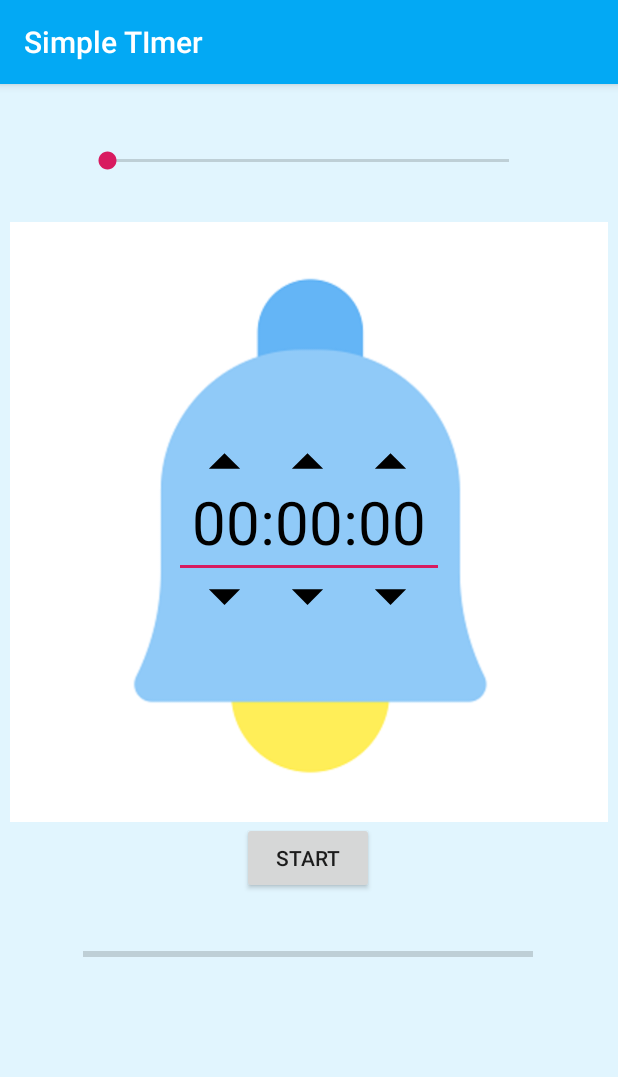
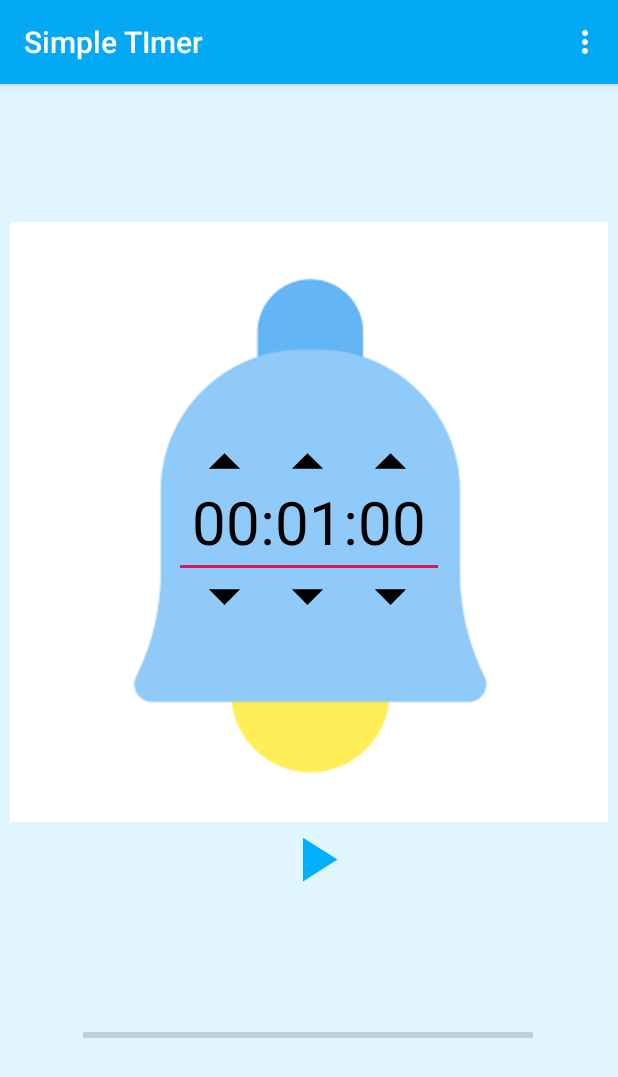
Before and after one commit to ManIsntFromSystem/Simple-Timer, an Android app: the screen it shows after launch (MainActivity), on a phone screen of 412 x 824 dp. Shown: the top 1077 px of the screen. Run offline under Robolectric (Android 15) with nearby library versions, the phone set to English and light mode, and no system bars; our stand-ins replace ButterKnife.

Commit message:
Add check null and Add new Item SharedPref

```diff
--- a/app/build.gradle
+++ b/app/build.gradle
@@ -32,4 +32,6 @@ dependencies {
 
     implementation 'com.jakewharton:butterknife:10.2.1'
     annotationProcessor 'com.jakewharton:butterknife-compiler:10.2.1'
+
+    implementation 'com.android.support:preference-v7:28.0.0'
 }
--- a/app/src/main/java/com/example/simpletimer/MainActivity.java
+++ b/app/src/main/java/com/example/simpletimer/MainActivity.java
@@ -2,11 +2,18 @@ package com.example.simpletimer;
 
 import androidx.appcompat.app.AppCompatActivity;
 
+import android.content.Intent;
+import android.content.SharedPreferences;
 import android.graphics.drawable.Drawable;
+import android.media.MediaPlayer;
 import android.os.Bundle;
 import android.os.CountDownTimer;
 import android.os.Handler;
+import android.preference.PreferenceManager;
 import android.util.Log;
+import android.view.Menu;
+import android.view.MenuInflater;
+import android.view.MenuItem;
 import android.view.View;
 import android.widget.Button;
 import android.widget.EditText;
@@ -14,14 +21,16 @@ import android.widget.ImageView;
 import android.widget.ProgressBar;
 import android.widget.Toast;
 
+import java.text.SimpleDateFormat;
 import java.util.Arrays;
+import java.util.Date;
 
 import butterknife.BindView;
 import butterknife.ButterKnife;
 
-public class MainActivity extends AppCompatActivity {
-    @BindView(R.id.buttonStart)
-    Button buttonStart;
+public class MainActivity extends AppCompatActivity implements SharedPreferences.OnSharedPreferenceChangeListener {
+    @BindView(R.id.playImageView)
+    ImageView playImageView;
 
     @BindView(R.id.pauseImageView)
     ImageView pauseImageView;
@@ -34,29 +43,38 @@ public class MainActivity extends AppCompatActivity {
     @BindView(R.id.progressBar)
     ProgressBar progressBar;
 
-    boolean instancePauseImage = false;
-    MyCountDownTimer myCountDownTimer;
-    Drawable drawable;
+    private boolean instancePauseImage = false;
+    private MyCountDownTimer myCountDownTimer;
+    private Drawable drawable;
+    private String defaultInterval;
+    SharedPreferences sharedPreferences;
 
     @Override
     protected void onCreate(Bundle savedInstanceState) {
         super.onCreate(savedInstanceState);
         setContentView(R.layout.activity_main);
         ButterKnife.bind(this);
+        sharedPreferences = PreferenceManager.getDefaultSharedPreferences(this);
+        setIntervalSharedPreferences(sharedPreferences);
+        sharedPreferences.registerOnSharedPreferenceChangeListener(this);
     }
 
     public void btnPlay(View view) {
-            int totalTime = countSetTimer();
-            progressBar.setMax(totalTime + 1);
-            myCountDownTimer = new MyCountDownTimer(totalTime * 1000, 1000);
-            myCountDownTimer.start();
-            buttonStart.setVisibility(view.GONE);
-            pauseImageView.setVisibility(view.VISIBLE);
-            stopImageView.setVisibility(view.VISIBLE);
+            long totalTime = countSetTimer();
+            if(totalTime > 0) {
+                progressBar.setMax((int)totalTime);
+                myCountDownTimer = new MyCountDownTimer(totalTime * 1000, 1000);
+                myCountDownTimer.start();
+                playImageView.setVisibility(view.GONE);
+                pauseImageView.setVisibility(view.VISIBLE);
+                stopImageView.setVisibility(view.VISIBLE);
+            } else {
+                Toast.makeText(MainActivity.this, "Set time", Toast.LENGTH_SHORT).show();
+            }
     }
 
     public void stopTimerImgView(View view) {
-        myCountDownTimer.onFinish();
+        myCountDownTimer.cancel();
     }
 
     public void pauseTimerImgView(View view) {
@@ -73,7 +91,7 @@ public class MainActivity extends AppCompatActivity {
         }
     }
 
-    private int countSetTimer(){
+    private long countSetTimer(){
         String firstValueTime = editSetTime.getText().toString();
         Log.d("TimerCurrent",  firstValueTime +" ms");
 
@@ -83,8 +101,21 @@ public class MainActivity extends AppCompatActivity {
             arrOfInt[i] = Integer.parseInt(arrOfStr[i]);
         }
         Log.d("TimerCurrent", Arrays.toString(arrOfInt) +" ms");
-        int totalTime = ((arrOfInt[0] * 60) * 60) + (arrOfInt[1] * 60) + arrOfInt[2];
+        long totalTime = ((arrOfInt[0] * 60) * 60) + (arrOfInt[1] * 60) + arrOfInt[2];
         return totalTime;
+    }
+
+    private void  setIntervalSharedPreferences(SharedPreferences sharedPreferences){
+        defaultInterval = sharedPreferences.getString("default_interval",
+                "00:01:00");
+        editSetTime.setText(defaultInterval);
+    }
+
+    @Override
+    public void onSharedPreferenceChanged(SharedPreferences sharedPreferences, String key) {
+        if(key.equals("default_interval")){
+            setIntervalSharedPreferences(sharedPreferences);
+        }
     }
 
     public class MyCountDownTimer extends CountDownTimer{
@@ -97,21 +128,100 @@ public class MainActivity extends AppCompatActivity {
             int progress = (int) (millisUntilFinished/1000);
             Log.d("TimerCurrent", progress +" sec");
             progressBar.setProgress(progressBar.getMax() - progress);
+
+            int hours1 = progress / 3600;
+            int minutes1 = (progress / 3600) / 60;
+            int seconds1 = progress % 60;
+
+            String timeString = String.format("%02d:%02d:%02d", hours1, minutes1, seconds1);
+            editSetTime.setText(timeString);
         }
 
         @Override
         public void onFinish() {
+            chooseMelody();
+            resetTimer();
+        }
+
+        private void resetTimer(){
             cancel();
+            editSetTime.setText("00:00:00");
             progressBar.setProgress(0);
             pauseImageView.setVisibility(View.GONE);
             stopImageView.setVisibility(View.GONE);
-            buttonStart.setVisibility(View.VISIBLE);
+            playImageView.setVisibility(View.VISIBLE);
             Toast.makeText(MainActivity.this, "Timer done!", Toast.LENGTH_SHORT).show();
+        }
 
+        private void chooseMelody(){
+            if(sharedPreferences.getBoolean("enable_sound", true)) {
+                String melodyName = sharedPreferences.getString("timer_melody", "bell");
+                if (melodyName.equals("bell")){
+                    MediaPlayer mediaPlayer = MediaPlayer.create(getApplicationContext(), R.raw.bell_sound);
+                    mediaPlayer.start();
+                } else if (melodyName.equals("alarm_siren")) {
+                    MediaPlayer mediaPlayer = MediaPlayer.create(getApplicationContext(), R.raw.alarm_siren_sound);
+                    mediaPlayer.start();
+                } else if (melodyName.equals("bip")) {
+                    MediaPlayer mediaPlayer = MediaPlayer.create(getApplicationContext(), R.raw.bip_sound);
+                    mediaPlayer.start();
+                }
+            }
         }
     }
 
+    @Override
+    public boolean onCreateOptionsMenu(Menu menu) {
+        MenuInflater menuInflater = getMenuInflater();
+        menuInflater.inflate(R.menu.timer_menu, menu);
+        return true;
+    }
+
+    @Override
+    public boolean onOptionsItemSelected(MenuItem item) {
+        int id = item.getItemId();
+        if (id == R.id.action_settings){
+            Intent openSettings = new Intent(this, SettingsActivity.class );
+            startActivity(openSettings);
+        }
+        return super.onOptionsItemSelected(item);
+    }
+
+    @Override
+    protected void onDestroy() {
+        super.onDestroy();
+        sharedPreferences.unregisterOnSharedPreferenceChangeListener(this);
+    }
 }
+
+
+
+
+
+
+
+
+
+
+
+
+
+
+
+
+
+
+
+
+
+
+
+
+
+
+
+
+
 
 
 
--- a/app/src/main/res/layout/activity_main.xml
+++ b/app/src/main/res/layout/activity_main.xml
@@ -24,6 +24,7 @@
         android:id="@+id/seekBar"
         android:layout_width="300dp"
         android:layout_height="wrap_content"
+        android:visibility="invisible"
         app:layout_constraintBottom_toTopOf="@+id/imageView"
         app:layout_constraintEnd_toEndOf="parent"
         app:layout_constraintHorizontal_bias="0.495"
@@ -31,16 +32,38 @@
         app:layout_constraintTop_toTopOf="parent"
         app:layout_constraintVertical_bias="0.569" />
 
-    <Button
-        android:id="@+id/buttonStart"
+    <ImageView
+        android:id="@+id/playImageView"
         android:layout_width="wrap_content"
         android:layout_height="wrap_content"
         android:onClick="btnPlay"
-        android:text="@string/startButton"
         app:layout_constraintEnd_toEndOf="parent"
-        app:layout_constraintHorizontal_bias="0.498"
+        app:layout_constraintHorizontal_bias="0.512"
         app:layout_constraintStart_toStartOf="parent"
-        app:layout_constraintTop_toBottomOf="@+id/imageView" />
+        app:layout_constraintTop_toBottomOf="@+id/imageView"
+        app:srcCompat="@drawable/icon_play" />
+
+    <ImageView
+        android:id="@+id/stopImageView"
+        android:layout_width="wrap_content"
+        android:layout_height="wrap_content"
+        android:layout_marginStart="8dp"
+        android:onClick="stopTimerImgView"
+        android:visibility="invisible"
+        app:layout_constraintStart_toEndOf="@+id/playImageView"
+        app:layout_constraintTop_toBottomOf="@+id/imageView"
+        app:srcCompat="@drawable/ic_stop" />
+
+    <ImageView
+        android:id="@+id/pauseImageView"
+        android:layout_width="wrap_content"
+        android:layout_height="wrap_content"
+        android:layout_marginEnd="8dp"
+        android:onClick="pauseTimerImgView"
+        android:visibility="invisible"
+        app:layout_constraintEnd_toStartOf="@+id/playImageView"
+        app:layout_constraintTop_toBottomOf="@+id/imageView"
+        app:srcCompat="@drawable/icon_pause" />
 
     <EditText
         android:id="@+id/editText4"
@@ -61,18 +84,18 @@
         app:layout_constraintTop_toTopOf="@+id/imageView" />
 
     <ImageView
-        android:id="@+id/imageView2"
+        android:id="@+id/imageViewDown1"
         android:layout_width="wrap_content"
         android:layout_height="wrap_content"
         android:layout_marginEnd="5dp"
-        app:layout_constraintBottom_toBottomOf="@+id/imageView3"
-        app:layout_constraintEnd_toStartOf="@+id/imageView3"
-        app:layout_constraintTop_toTopOf="@+id/imageView3"
+        app:layout_constraintBottom_toBottomOf="@+id/imageViewDown2"
+        app:layout_constraintEnd_toStartOf="@+id/imageViewDown2"
+        app:layout_constraintTop_toTopOf="@+id/imageViewDown2"
         app:layout_constraintVertical_bias="0.0"
         app:srcCompat="@drawable/ic_arrow_drop_down" />
 
     <ImageView
-        android:id="@+id/imageView3"
+        android:id="@+id/imageViewDown2"
         android:layout_width="wrap_content"
         android:layout_height="wrap_content"
         app:layout_constraintBottom_toBottomOf="@+id/imageView"
@@ -84,27 +107,27 @@
         app:srcCompat="@drawable/ic_arrow_drop_down" />
 
     <ImageView
-        android:id="@+id/imageView5"
+        android:id="@+id/imageViewDown3"
         android:layout_width="wrap_content"
         android:layout_height="wrap_content"
         android:layout_marginStart="5dp"
-        app:layout_constraintBottom_toBottomOf="@+id/imageView3"
-        app:layout_constraintStart_toEndOf="@+id/imageView3"
-        app:layout_constraintTop_toTopOf="@+id/imageView3"
+        app:layout_constraintBottom_toBottomOf="@+id/imageViewDown2"
+        app:layout_constraintStart_toEndOf="@+id/imageViewDown2"
+        app:layout_constraintTop_toTopOf="@+id/imageViewDown2"
         app:srcCompat="@drawable/ic_arrow_drop_down" />
 
     <ImageView
-        android:id="@+id/imageView6"
+        android:id="@+id/imageViewUp1"
         android:layout_width="wrap_content"
         android:layout_height="wrap_content"
         android:layout_marginEnd="5dp"
-        app:layout_constraintBottom_toBottomOf="@+id/imageView7"
-        app:layout_constraintEnd_toStartOf="@+id/imageView7"
-        app:layout_constraintTop_toTopOf="@+id/imageView7"
+        app:layout_constraintBottom_toBottomOf="@+id/imageViewUp2"
+        app:layout_constraintEnd_toStartOf="@+id/imageViewUp2"
+        app:layout_constraintTop_toTopOf="@+id/imageViewUp2"
         app:srcCompat="@drawable/ic_arrow_drop_up" />
 
     <ImageView
-        android:id="@+id/imageView7"
+        android:id="@+id/imageViewUp2"
         android:layout_width="wrap_content"
         android:layout_height="wrap_content"
         android:layout_marginTop="135dp"
@@ -115,13 +138,13 @@
         app:srcCompat="@drawable/ic_arrow_drop_up" />
 
     <ImageView
-        android:id="@+id/imageView8"
+        android:id="@+id/imageViewUp3"
         android:layout_width="wrap_content"
         android:layout_height="wrap_content"
         android:layout_marginStart="5dp"
-        app:layout_constraintBottom_toBottomOf="@+id/imageView7"
-        app:layout_constraintStart_toEndOf="@+id/imageView7"
-        app:layout_constraintTop_toTopOf="@+id/imageView7"
+        app:layout_constraintBottom_toBottomOf="@+id/imageViewUp2"
+        app:layout_constraintStart_toEndOf="@+id/imageViewUp2"
+        app:layout_constraintTop_toTopOf="@+id/imageViewUp2"
         app:srcCompat="@drawable/ic_arrow_drop_up" />
 
     <ProgressBar
@@ -135,31 +158,7 @@
         app:layout_constraintEnd_toEndOf="parent"
         app:layout_constraintHorizontal_bias="0.495"
         app:layout_constraintStart_toStartOf="parent"
-        app:layout_constraintTop_toBottomOf="@+id/buttonStart"
-        app:layout_constraintVertical_bias="0.15" />
-
-    <ImageView
-        android:id="@+id/stopImageView"
-        android:layout_width="wrap_content"
-        android:layout_height="wrap_content"
-        android:onClick="stopTimerImgView"
-        android:visibility="invisible"
-        android:layout_marginStart="1dp"
-        app:layout_constraintBottom_toBottomOf="@+id/buttonStart"
-        app:layout_constraintStart_toEndOf="@+id/buttonStart"
-        app:layout_constraintTop_toBottomOf="@+id/imageView"
-        app:srcCompat="@drawable/ic_stop" />
-
-    <ImageView
-        android:id="@+id/pauseImageView"
-        android:layout_width="wrap_content"
-        android:layout_height="wrap_content"
-        android:onClick="pauseTimerImgView"
-        android:visibility="invisible"
-        android:layout_marginEnd="1dp"
-        app:layout_constraintBottom_toBottomOf="@+id/buttonStart"
-        app:layout_constraintEnd_toStartOf="@+id/buttonStart"
-        app:layout_constraintTop_toBottomOf="@+id/imageView"
-        app:srcCompat="@drawable/icon_pause" />
+        app:layout_constraintTop_toBottomOf="@+id/playImageView"
+        app:layout_constraintVertical_bias="0.4" />
 
 </androidx.constraintlayout.widget.ConstraintLayout>
--- /dev/null
+++ b/app/src/main/res/menu/timer_menu.xml
@@ -0,0 +1,11 @@
+<?xml version="1.0" encoding="utf-8"?>
+<menu xmlns:android="http://schemas.android.com/apk/res/android"
+    xmlns:app="http://schemas.android.com/apk/res-auto">
+
+    <item
+        android:id="@+id/action_settings"
+        android:title="Settings"
+        android:orderInCategory="100"
+        app:showAsAction="never"
+        />
+</menu>
--- a/app/src/main/res/values/styles.xml
+++ b/app/src/main/res/values/styles.xml
@@ -6,6 +6,7 @@
         <item name="colorPrimary">@color/colorPrimary</item>
         <item name="colorPrimaryDark">@color/colorPrimaryDark</item>
         <item name="colorAccent">@color/colorAccent</item>
+        <item name="preferenceTheme">@style/PreferenceThemeOverlay</item>
     </style>
 
 </resources>
```
Also changed, not shown: app/src/main/AndroidManifest.xml (+10 -0 lines), app/src/main/java/com/example/simpletimer/SettingsActivity.java (added, +31 -0 lines), app/src/main/java/com/example/simpletimer/SettingsFragment.java (added, +88 -0 lines), app/src/main/res/layout/activity_settings.xml (added, +8 -0 lines), app/src/main/res/values/arrays.xml (added, +14 -0 lines), app/src/main/res/xml/timer_preferences.xml (added, +22 -0 lines), 3 other files.
